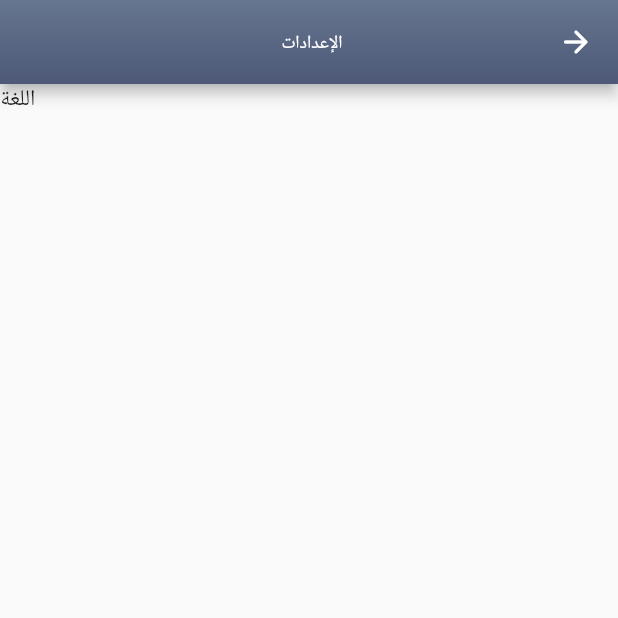
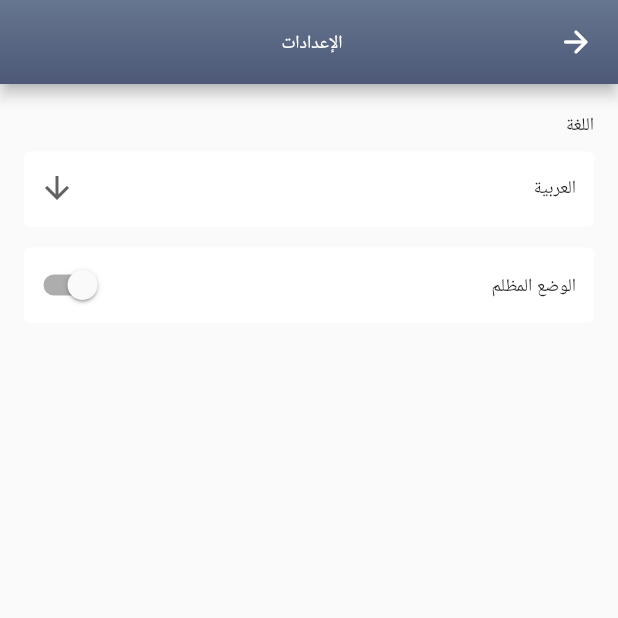
Before and after one commit to Obada2020/for_sale, a Flutter app: the screen it shows after launch, on a phone screen of 412 x 824 dp, the top half of it. Run offline on Flutter 3.47's test engine with Material 2 defaults, Android fonts, the phone set to English and light mode, and no system bars; our stand-ins replace carousel_slider; Roboto replaces fonts that are missing (FairuzBlack, FairuzBold).

Commit message:
for anas

```diff
--- a/lib/Pages/setting.dart
+++ b/lib/Pages/setting.dart
@@ -1,9 +1,16 @@
 import 'package:flutter/material.dart';
 import '../constant/constant.dart';
 
-class Settings extends StatelessWidget {
+class Settings extends StatefulWidget {
   const Settings({Key? key}) : super(key: key);
 
+  @override
+  _SettingsState createState() => _SettingsState();
+}
+
+class _SettingsState extends State<Settings> {
+  bool isSwitched = false;
+  String _dropDownValue = 'العربية';
   @override
   Widget build(BuildContext context) {
     return Scaffold(
@@ -28,10 +35,84 @@ class Settings extends StatelessWidget {
         )),
       ),
       body: Container(
+        margin: EdgeInsets.fromLTRB(16, 19, 16, 0),
+        width: double.infinity,
         child: Column(
           crossAxisAlignment: CrossAxisAlignment.start,
           children: [
-            Text('اللغة'),
+            Padding(
+              padding: const EdgeInsets.only(bottom: 10),
+              child: Text(
+                'اللغة',
+                style: klabelStyleBold12,
+              ),
+            ),
+            Padding(
+              padding: const EdgeInsets.only(bottom: 14),
+              child: Container(
+                decoration: BoxDecoration(
+                    color: Colors.white,
+                    borderRadius: BorderRadius.circular(4)),
+                padding: EdgeInsets.only(left: 10),
+                height: 50,
+                width: double.infinity,
+                child: DropdownButton<String>(
+                  isExpanded: true,
+                  value: _dropDownValue,
+                  icon: const Icon(Icons.arrow_downward),
+                  iconSize: 24,
+                  //style: const TextStyle(color: Colors.deepPurple),
+                  underline: Container(
+                    height: 0,
+                    color: Colors.white,
+                  ),
+                  onChanged: (newValue) {
+                    setState(() {
+                      _dropDownValue = newValue!;
+                    });
+                  },
+                  items: <String>['العربية', 'English']
+                      .map<DropdownMenuItem<String>>((String value) {
+                    return DropdownMenuItem<String>(
+                      value: value,
+                      child: Padding(
+                        padding: const EdgeInsets.only(right: 12),
+                        child: Text(
+                          value,
+                          style: klabelStyleBold12,
+                        ),
+                      ),
+                    );
+                  }).toList(),
+                ),
+              ),
+            ),
+            Container(
+                decoration: BoxDecoration(
+                    color: Colors.white,
+                    borderRadius: BorderRadius.circular(4)),
+                width: double.infinity,
+                height: 50,
+                child: Row(
+                  mainAxisAlignment: MainAxisAlignment.spaceBetween,
+                  children: [
+                    Padding(
+                      padding: const EdgeInsets.only(right: 12),
+                      child: Text(
+                        'الوضع المظلم',
+                        style: klabelStyleBold12,
+                      ),
+                    ),
+                    Switch(
+                      value: isSwitched,
+                      onChanged: (value) {
+                        setState(() {
+                          isSwitched = value;
+                        });
+                      },
+                    ),
+                  ],
+                )),
           ],
         ),
       ),
```
